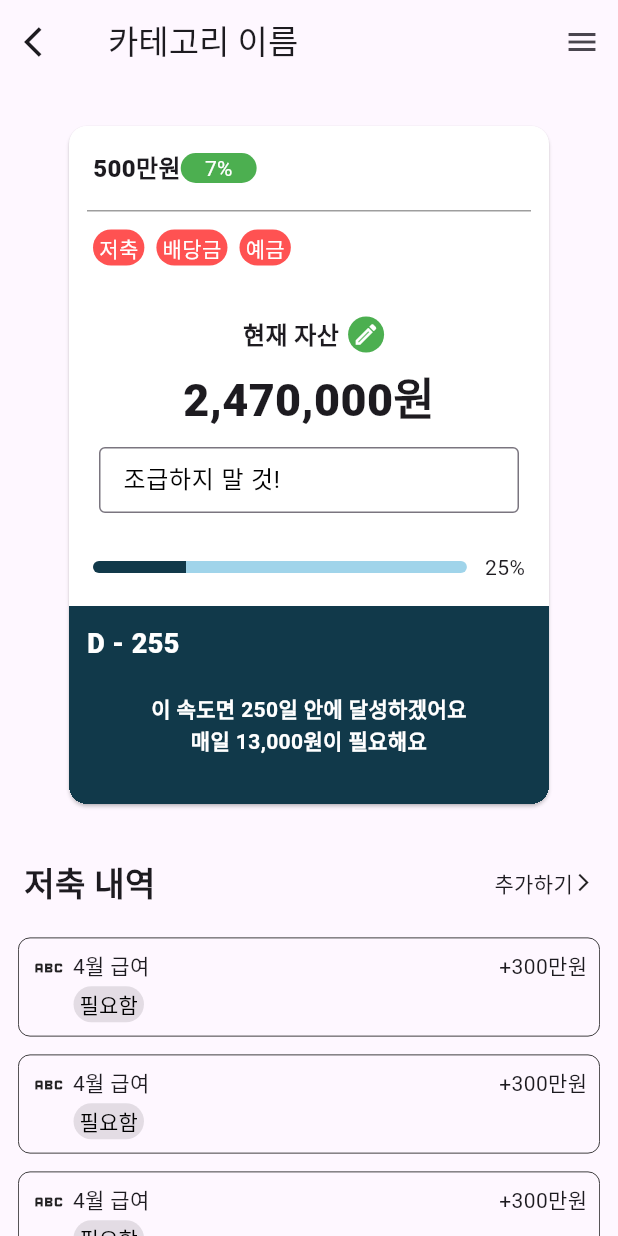
After one commit to three523/devu, a Flutter app: the DetailAssetPage screen opened directly, on a phone screen of 412 x 824 dp. The commit adds this screen. Run offline on Flutter 3.47's test engine with Material 3 defaults, Android fonts, the phone set to English and light mode, and no system bars; our stand-ins replace dotted_border, flutter_bloc, hive, hive_flutter, month_picker_dialog and 1 more; missing offline and left inert: dart:ffi; accounts and stored records are empty.

Commit message:
[Feat] 카테고리 디테일 화면 저축내역만 스크롤 되도록 UI 구현

```diff
--- /dev/null
+++ b/lib/page/detail_asset_page.dart
@@ -0,0 +1,80 @@
+import 'package:devu_app/widget/asset_detail_card.dart';
+import 'package:devu_app/widget/income_card.dart';
+import 'package:flutter/material.dart';
+
+class DetailAssetPage extends StatefulWidget {
+  @override
+  State<DetailAssetPage> createState() => _DetailAssetPageState();
+}
+
+class _DetailAssetPageState extends State<DetailAssetPage> {
+  @override
+  Widget build(BuildContext context) {
+    return Scaffold(
+      appBar: AppBar(
+        leading: IconButton(
+          onPressed: () {
+            Navigator.of(context).pop();
+          },
+          icon: Icon(Icons.arrow_back_ios),
+        ),
+        actions: [
+          IconButton(
+            onPressed: () {},
+            icon: Icon(Icons.menu),
+          )
+        ],
+        title: Text('카테고리 이름'),
+      ),
+      body: Column(
+        children: [
+          Padding(
+            padding: const EdgeInsets.symmetric(horizontal: 42.0, vertical: 24),
+            child: AssetDetailCard(),
+          ),
+          Padding(
+            padding:
+                const EdgeInsets.symmetric(horizontal: 16.0, vertical: 8.0),
+            child: Row(
+              mainAxisAlignment: MainAxisAlignment.spaceBetween,
+              crossAxisAlignment: CrossAxisAlignment.center,
+              children: [
+                Text(
+                  "저축 내역",
+                  style: TextStyle(fontSize: 22, fontWeight: FontWeight.w800),
+                ),
+                Row(
+                  mainAxisAlignment: MainAxisAlignment.center,
+                  children: [
+                    Text('추가하기'),
+                    Icon(
+                      Icons.arrow_forward_ios,
+                      size: 14,
+                    ),
+                  ],
+                )
+              ],
+            ),
+          ),
+          Expanded(
+            child: Padding(
+              padding: const EdgeInsets.symmetric(horizontal: 12.0),
+              child: ListView.separated(
+                padding: EdgeInsetsDirectional.symmetric(vertical: 12.0),
+                itemCount: 4,
+                itemBuilder: (context, index) {
+                  return IncomeCard();
+                },
+                separatorBuilder: (context, index) {
+                  return SizedBox(
+                    height: 12,
+                  );
+                },
+              ),
+            ),
+          )
+        ],
+      ),
+    );
+  }
+}
--- a/lib/page/navigationbar_page.dart
+++ b/lib/page/navigationbar_page.dart
@@ -2,6 +2,7 @@ import 'package:devu_app/data/resource.dart';
 import 'package:devu_app/page/add_category_page.dart';
 import 'package:devu_app/page/add_expenses_page.dart';
 import 'package:devu_app/page/asset_page.dart';
+import 'package:devu_app/page/detail_asset_page.dart';
 import 'package:devu_app/page/detail_category_page.dart';
 import 'package:devu_app/page/main_page.dart';
 import 'package:devu_app/page/setting_page.dart';
@@ -31,6 +32,7 @@ class _NavigationBarPageState extends State<NavigationBarPage> {
         '/addExpenses': (context) => AddExpenses(),
         '/setupAsset': (context) => SetupAsset(),
         '/detailCategory': (context) => DetailCategory(),
+        'detailAsset': (context) => DetailAssetPage(),
       },
       home: Scaffold(
         body: _widgetOptions.elementAt(_selectedIndex),
--- a/lib/widget/asset_card.dart
+++ b/lib/widget/asset_card.dart
@@ -13,15 +13,13 @@ class _AssetCardState extends State<AssetCard> {
 
   List<String> labelList = ['저축', '배당금', '예금'];
 
-  List<Color> gradientColors = [primaryColor, primary200Color];
+  List<Color> gradientColors = [secondaryColor, primary200Color];
 
   final double filePercent = 25;
 
   final int dDay = 255;
 
   final double todayIncomPersent = 8.8;
-
-  bool isLoading = false;
 
   Size size = const Size(0.0, 0.0);
 
--- /dev/null
+++ b/lib/widget/asset_detail_card.dart
@@ -0,0 +1,200 @@
+import 'package:devu_app/data/resource.dart';
+import 'package:devu_app/widget/label_widget.dart';
+import 'package:flutter/material.dart';
+
+class AssetDetailCard extends StatelessWidget {
+  List<String> labelList = ['저축', '배당금', '예금'];
+
+  List<Color> gradientColors = [secondaryColor, primary200Color];
+
+  final double filePercent = 25;
+
+  final int dDay = 255;
+
+  @override
+  Widget build(BuildContext context) {
+    return Card(
+      color: Colors.white,
+      clipBehavior: Clip.hardEdge,
+      child: Column(
+        crossAxisAlignment: CrossAxisAlignment.start,
+        mainAxisSize: MainAxisSize.min,
+        children: [
+          Padding(
+            padding: const EdgeInsets.all(16.0),
+            child: Row(
+              children: [
+                Text(
+                  '500만원',
+                  style: TextStyle(
+                    fontSize: 16.0,
+                    fontWeight: FontWeight.w800,
+                  ),
+                ),
+                LabelWidget(
+                  "7%",
+                  Colors.green,
+                  foregroundColor: Colors.white,
+                  padding:
+                      EdgeInsets.symmetric(horizontal: 16.0, vertical: 0.0),
+                )
+              ],
+            ),
+          ),
+          Padding(
+            padding:
+                const EdgeInsets.only(bottom: 8.0, left: 12.0, right: 12.0),
+            child: Container(
+              height: 1.0,
+              color: Colors.grey,
+            ),
+          ),
+          Padding(
+            padding: const EdgeInsets.symmetric(horizontal: 12.0),
+            child: SingleChildScrollView(
+              scrollDirection: Axis.horizontal,
+              child: Row(
+                children: [
+                  for (int i = 0; i < labelList.length; i++)
+                    Padding(
+                      padding: const EdgeInsets.all(4.0),
+                      child: LabelWidget(
+                        labelList[i],
+                        Colors.redAccent,
+                        foregroundColor: Colors.white,
+                      ),
+                    )
+                ],
+              ),
+            ),
+          ),
+          SizedBox(
+            height: 30,
+          ),
+          Center(
+            child: SizedBox(
+              width: double.infinity,
+              child: Column(
+                mainAxisSize: MainAxisSize.min,
+                children: [
+                  Padding(
+                    padding: const EdgeInsets.only(bottom: 8.0),
+                    child: Row(
+                      mainAxisAlignment: MainAxisAlignment.center,
+                      children: [
+                        Padding(
+                          padding: const EdgeInsets.symmetric(horizontal: 6.0),
+                          child: Text(
+                            '현재 자산',
+                            style: TextStyle(
+                              fontSize: 16.0,
+                              fontWeight: FontWeight.w600,
+                            ),
+                          ),
+                        ),
+                        SizedBox(
+                          width: 24.0,
+                          height: 24.0,
+                          child: IconButton.filled(
+                            padding: EdgeInsets.all(0.0),
+                            onPressed: () {},
+                            icon: Icon(
+                              Icons.edit_outlined,
+                            ),
+                            style: IconButton.styleFrom(
+                                backgroundColor: Colors.green),
+                            iconSize: 18.0,
+                          ),
+                        )
+                      ],
+                    ),
+                  ),
+                  Text(
+                    '2,470,000원',
+                    style: TextStyle(
+                      fontSize: 30.0,
+                      fontWeight: FontWeight.w800,
+                    ),
+                  ),
+                ],
+              ),
+            ),
+          ),
+          Padding(
+            padding:
+                const EdgeInsets.symmetric(horizontal: 20.0, vertical: 10.0),
+            child: TextField(
+              controller: TextEditingController(text: '조급하지 말 것!'),
+              decoration: InputDecoration(
+                border: OutlineInputBorder(),
+                isDense: true,
+                contentPadding:
+                    EdgeInsets.symmetric(vertical: 10, horizontal: 12),
+              ),
+              style: TextStyle(color: Colors.black),
+            ),
+          ),
+          Padding(
+            padding: const EdgeInsets.all(16.0),
+            child: Row(
+              children: [
+                Expanded(
+                  child: Container(
+                    height: 8,
+                    width: double.infinity,
+                    decoration: BoxDecoration(
+                        borderRadius: BorderRadius.circular(6),
+                        gradient: LinearGradient(
+                          colors: gradientColors,
+                          stops: [
+                            filePercent.round() / 100,
+                            filePercent.round() / 100,
+                          ],
+                          begin: Alignment.centerLeft,
+                          end: Alignment.centerRight,
+                        )),
+                  ),
+                ),
+                SizedBox(
+                  width: 12.0,
+                ),
+                Text("${filePercent.round()}%"),
+              ],
+            ),
+          ),
+          Container(
+            width: double.infinity,
+            color: secondaryColor,
+            child: Column(
+              crossAxisAlignment: CrossAxisAlignment.start,
+              children: [
+                Padding(
+                  padding: const EdgeInsets.all(12.0),
+                  child: Text(
+                    'D - $dDay',
+                    style: TextStyle(
+                      fontSize: 18,
+                      color: Colors.white,
+                      fontWeight: FontWeight.w800,
+                    ),
+                  ),
+                ),
+                Padding(
+                  padding: const EdgeInsets.only(top: 8, bottom: 32),
+                  child: Center(
+                    child: Text(
+                      '이 속도면 250일 안에 달성하겠어요\n매일 13,000원이 필요해요',
+                      style: TextStyle(
+                          color: Colors.white, fontWeight: FontWeight.w600),
+                      textAlign: TextAlign.center,
+                    ),
+                  ),
+                ),
+              ],
+            ),
+          ),
+        ],
+      ),
+    );
+  }
+}
--- a/lib/widget/label_widget.dart
+++ b/lib/widget/label_widget.dart
@@ -31,7 +31,9 @@ class LabelWidget extends StatelessWidget {
         color: backgroundColor,
       ),
       padding: padding,
+      child: Center(
         child: Row(
+          crossAxisAlignment: CrossAxisAlignment.center,
           children: [
             if (icon != null)
               Padding(
@@ -49,6 +51,7 @@ class LabelWidget extends StatelessWidget {
             ),
           ],
         ),
+      ),
     );
   }
 }
```
Also changed, not shown: lib/page/asset_page.dart (+6 -1 lines), lib/page/setup_asset_page.dart (+137 -2 lines), lib/utils/extenstion.dart (+8 -1 lines), lib/widget/money_update_widget.dart (added, +116 -0 lines). Lines whose indentation alone changed are shown as unchanged.
